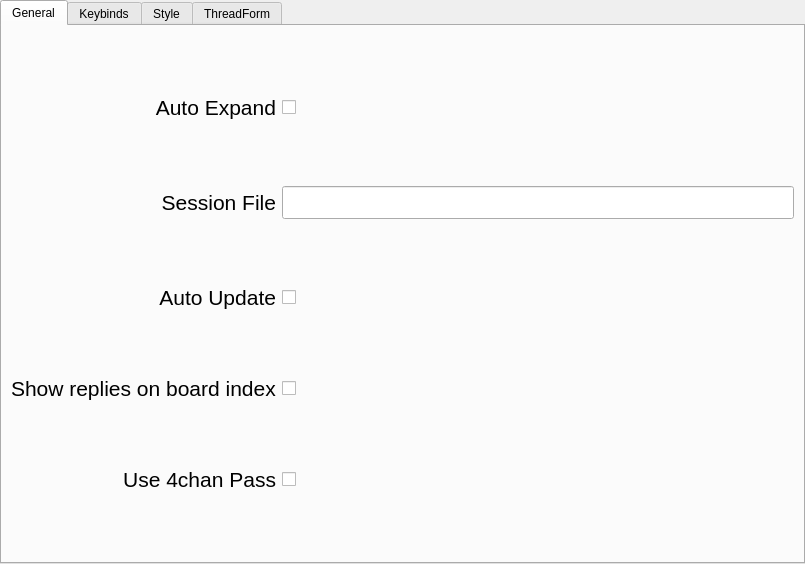
The window that settings.ui (siavash119/qtchan) describes before a commit, drawn with Qt 5.
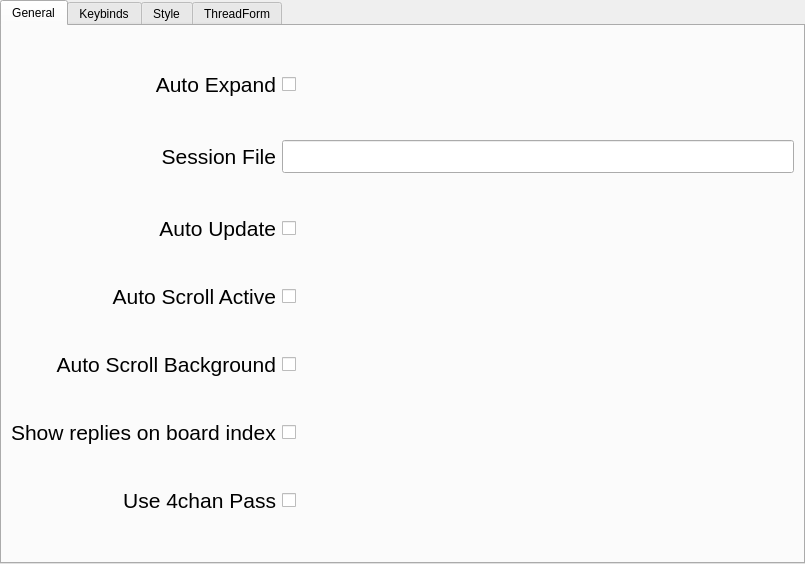
The same window after the commit. Custom widgets are drawn as their Qt base class.

Commit message: added autoScrollActive and autoScrollBackground from bottom to settings

```diff
--- a/settings.ui
+++ b/settings.ui
@@ -21,6 +21,32 @@
     <string>General</string>
    </attribute>
    <layout class="QGridLayout" name="gridLayout">
+    <item row="2" column="2">
+     <widget class="QCheckBox" name="autoUpdate">
+      <property name="text">
+       <string/>
+      </property>
+     </widget>
+    </item>
+    <item row="8" column="0">
+     <widget class="ClickableLabel" name="showIndexRepliesLabel">
+      <property name="font">
+       <font>
+        <pointsize>16</pointsize>
+       </font>
+      </property>
+      <property name="text">
+       <string>Show replies on board index</string>
+      </property>
+     </widget>
+    </item>
+    <item row="8" column="2">
+     <widget class="QCheckBox" name="showIndexReplies">
+      <property name="text">
+       <string/>
+      </property>
+     </widget>
+    </item>
     <item row="0" column="0">
      <widget class="ClickableLabel" name="autoExpandLabel">
       <property name="font">
@@ -39,7 +65,7 @@
       </property>
      </widget>
     </item>
-    <item row="0" column="1">
+    <item row="0" column="2">
      <widget class="QCheckBox" name="autoExpand">
       <property name="text">
        <string/>
@@ -64,15 +90,6 @@
       </property>
      </widget>
     </item>
-    <item row="1" column="1">
-     <widget class="QLineEdit" name="sessionFile">
-      <property name="font">
-       <font>
-        <pointsize>16</pointsize>
-       </font>
-      </property>
-     </widget>
-    </item>
     <item row="2" column="0">
      <widget class="ClickableLabel" name="autoUpdateLabel">
       <property name="font">
@@ -88,33 +105,16 @@
       </property>
      </widget>
     </item>
-    <item row="2" column="1">
-     <widget class="QCheckBox" name="autoUpdate">
-      <property name="text">
-       <string/>
-      </property>
-     </widget>
-    </item>
-    <item row="3" column="0">
-     <widget class="ClickableLabel" name="showIndexRepliesLabel">
+    <item row="1" column="2">
+     <widget class="QLineEdit" name="sessionFile">
       <property name="font">
        <font>
         <pointsize>16</pointsize>
        </font>
       </property>
-      <property name="text">
-       <string>Show replies on board index</string>
-      </property>
      </widget>
     </item>
-    <item row="3" column="1">
-     <widget class="QCheckBox" name="showIndexReplies">
-      <property name="text">
-       <string/>
-      </property>
-     </widget>
-    </item>
-    <item row="4" column="0">
+    <item row="9" column="0">
      <widget class="ClickableLabel" name="use4chanPassLabel">
       <property name="font">
        <font>
@@ -129,13 +129,57 @@
       </property>
      </widget>
     </item>
-    <item row="4" column="1">
+    <item row="9" column="2">
      <widget class="QCheckBox" name="use4chanPass">
       <property name="text">
        <string/>
       </property>
      </widget>
     </item>
+    <item row="5" column="2">
+     <widget class="QCheckBox" name="autoScrollBackground">
+      <property name="text">
+       <string/>
+      </property>
+     </widget>
+    </item>
+    <item row="4" column="2">
+     <widget class="QCheckBox" name="autoScrollActive">
+      <property name="text">
+       <string/>
+      </property>
+     </widget>
+    </item>
+    <item row="4" column="0">
+     <widget class="ClickableLabel" name="autoScrollActiveLabel">
+      <property name="font">
+       <font>
+        <pointsize>16</pointsize>
+       </font>
+      </property>
+      <property name="text">
+       <string>Auto Scroll Active</string>
+      </property>
+      <property name="alignment">
+       <set>Qt::AlignRight|Qt::AlignTrailing|Qt::AlignVCenter</set>
+      </property>
+     </widget>
+    </item>
+    <item row="5" column="0">
+     <widget class="ClickableLabel" name="autoScrollBackgroundLabel">
+      <property name="font">
+       <font>
+        <pointsize>16</pointsize>
+       </font>
+      </property>
+      <property name="text">
+       <string>Auto Scroll Background</string>
+      </property>
+      <property name="alignment">
+       <set>Qt::AlignRight|Qt::AlignTrailing|Qt::AlignVCenter</set>
+      </property>
+     </widget>
+    </item>
    </layout>
   </widget>
   <widget class="QWidget" name="keybinds">
```
Left out of the diff: 19 changed lines with no effect on the pictures. The commit also changes 4 other files.
